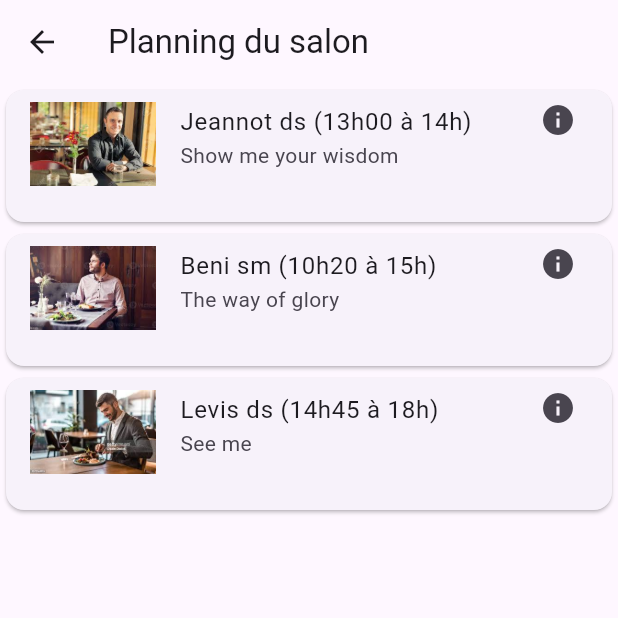
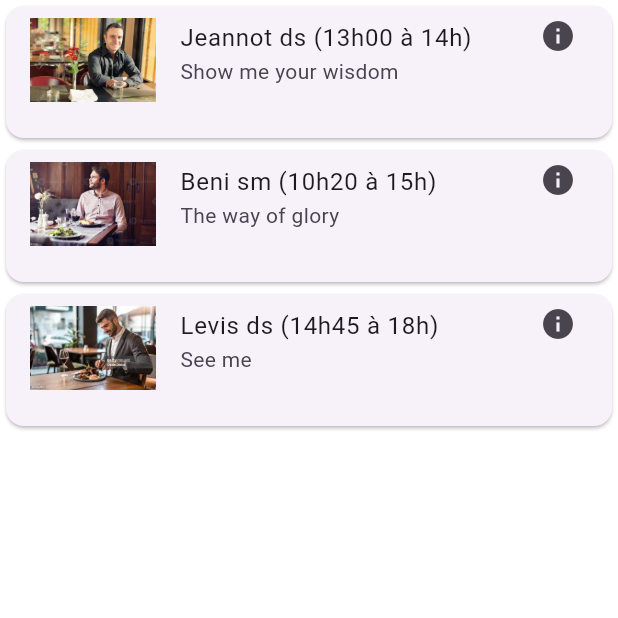
Before and after one commit to jeannotds/asynconf-flutter, a Flutter app: the screen it shows after launch, after a tap on "Afficher le planning", on a phone screen of 412 x 824 dp, the top half of it. Run offline on Flutter 3.47's test engine with Material 3 defaults, Android fonts, the phone set to English and light mode, and no system bars.

Commit message:
remove scafauld

```diff
--- a/lib/pages/event_page.dart
+++ b/lib/pages/event_page.dart
@@ -30,11 +30,7 @@ class _EventPageState extends State<EventPage> {
   ];
   @override
   Widget build(BuildContext context) {
-    return Scaffold(
-        appBar: AppBar(
-          title: const Text("Planning du salon"),
-        ),
-        body: Center(
+    return Center(
       child: ListView.builder(
           itemCount: events.length,
           itemBuilder: (context, index) {
@@ -56,6 +52,38 @@ class _EventPageState extends State<EventPage> {
               ),
             );
           }),
-        ));
+    );
   }
 }
+
+// Scaffold(
+//         appBar: AppBar(
+//           title: const Text("Planning du salon"),
+//         ),
+//         body:
+//         );
+
+
+// Center(
+//           child: ListView.builder(
+//               itemCount: events.length,
+//               itemBuilder: (context, index) {
+//                 final event = events[index];
+//                 final speaker = event["speaker"];
+//                 final avatar = event["avatar"];
+//                 final date = event["date"];
+//                 final subject = event["subject"];
+//                 return Card(
+//                   child: ListTile(
+//                     leading: Image.asset(
+//                       "$avatar",
+//                     ),
+//                     title: Text('$speaker ($date)'),
+//                     subtitle: Text('$subject'),
+//                     // trailing: const Icon(Icons.more_vert),
+//                     trailing: const Icon(Icons.info_sharp),
+//                     isThreeLine: true,
+//                   ),
+//                 );
+//               }),
+//         )
--- a/lib/pages/home_page.dart
+++ b/lib/pages/home_page.dart
@@ -1,17 +1,12 @@
 import 'package:asyncof/pages/event_page.dart';
 import 'package:flutter/material.dart';
-import 'package:flutter/services.dart';
 
 class HomePage extends StatelessWidget {
   const HomePage({super.key});
 
   @override
   Widget build(BuildContext context) {
-    return Scaffold(
-        appBar: AppBar(
-          title: const Text("Asyncof 2022"),
-        ),
-        body: Center(
+    return Center(
       child: Container(
           padding: const EdgeInsets.all(8),
           decoration: const BoxDecoration(),
@@ -53,6 +48,57 @@ class HomePage extends StatelessWidget {
               )
             ],
           )),
-        ));
+    );
   }
 }
+
+// Scaffold(
+//         appBar: AppBar(
+//           title: const Text("Asyncof 2022"),
+//         ),
+//         body: );
+
+
+// Center(
+//           child: Container(
+//               padding: const EdgeInsets.all(8),
+//               decoration: const BoxDecoration(),
+//               child: Column(
+//                 mainAxisAlignment: MainAxisAlignment.center,
+//                 children: [
+//                   SizedBox(
+//                     height: 120,
+//                     width: 120,
+//                     child: Image.asset(
+//                         "assets/images/chapeau-de-remise-de-diplome.png"),
+//                   ),
+//                   const Text(
+//                     "Asyncof 2022",
+//                     style: TextStyle(fontSize: 42, fontWeight: FontWeight.bold),
+//                   ),
+//                   const Text(
+//                     "Salon virtuel de l'informatique. Du 27 au 29 Octobre 2024",
+//                     style: TextStyle(fontSize: 24),
+//                     textAlign: TextAlign.center,
+//                   ),
+//                   const Padding(padding: EdgeInsets.only(top: 20)),
+//                   ElevatedButton.icon(
+//                     style: const ButtonStyle(
+//                         backgroundColor: WidgetStatePropertyAll(Colors.blue),
+//                         foregroundColor: WidgetStatePropertyAll(Colors.white),
+//                         padding: WidgetStatePropertyAll(EdgeInsets.all(20))),
+//                     onPressed: () {
+//                       Navigator.push(
+//                           context,
+//                           MaterialPageRoute(
+//                               builder: (context) => const EventPage()));
+//                     },
+//                     icon: const Icon(Icons.calendar_month),
+//                     label: const Text(
+//                       "Afficher le planning",
+//                       style: TextStyle(fontSize: 20),
+//                     ),
+//                   )
+//                 ],
+//               )),
+//         )
```
Lines whose indentation alone changed are shown as unchanged.
